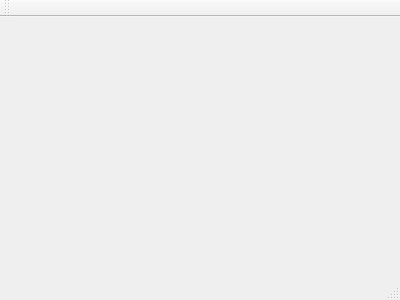
Anne081031/WinParkUI, file FuturePmsSolution/PlatformCentralServer/mainwindow.ui: the form before one commit.
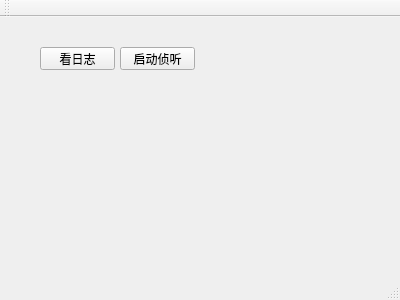
The form after the commit.

The edit to the form file:
```diff
--- a/FuturePmsSolution/PlatformCentralServer/mainwindow.ui
+++ b/FuturePmsSolution/PlatformCentralServer/mainwindow.ui
@@ -12,13 +12,55 @@
   <property name="windowTitle" >
    <string>MainWindow</string>
   </property>
-  <widget class="QMenuBar" name="menuBar" />
-  <widget class="QToolBar" name="mainToolBar" />
-  <widget class="QWidget" name="centralWidget" />
-  <widget class="QStatusBar" name="statusBar" />
+  <widget class="QWidget" name="centralWidget">
+   <widget class="QPushButton" name="pushButton">
+    <property name="geometry">
+     <rect>
+      <x>40</x>
+      <y>30</y>
+      <width>75</width>
+      <height>23</height>
+     </rect>
+    </property>
+    <property name="text">
+     <string>看日志</string>
+    </property>
+   </widget>
+   <widget class="QPushButton" name="pushButton_2">
+    <property name="geometry">
+     <rect>
+      <x>120</x>
+      <y>30</y>
+      <width>75</width>
+      <height>23</height>
+     </rect>
+    </property>
+    <property name="text">
+     <string>启动侦听</string>
+    </property>
+   </widget>
+  </widget>
+  <widget class="QMenuBar" name="menuBar">
+   <property name="geometry">
+    <rect>
+     <x>0</x>
+     <y>0</y>
+     <width>400</width>
+     <height>19</height>
+    </rect>
+   </property>
+  </widget>
+  <widget class="QToolBar" name="mainToolBar">
+   <attribute name="toolBarArea">
+    <enum>TopToolBarArea</enum>
+   </attribute>
+   <attribute name="toolBarBreak">
+    <bool>false</bool>
+   </attribute>
+  </widget>
+  <widget class="QStatusBar" name="statusBar"/>
  </widget>
- <layoutDefault spacing="6" margin="11" />
- <pixmapfunction></pixmapfunction>
+ <layoutdefault spacing="6" margin="11"/>
  <resources/>
  <connections/>
 </ui>
```
Left out of the diff: 7 changed lines with no effect on the pictures.
